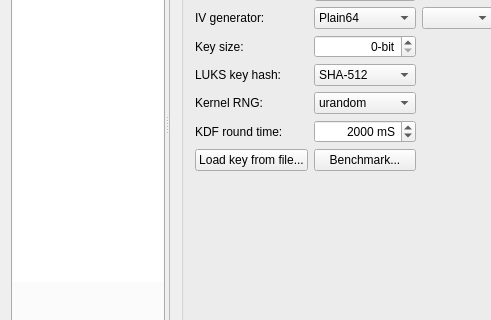
First picture: the form in meinstall.ui, repository gazelle-installer/gazelle-installer, before the edit; both pictures show x 0 to 491 and y 176 to 496 of the 800 by 600 pixel window.
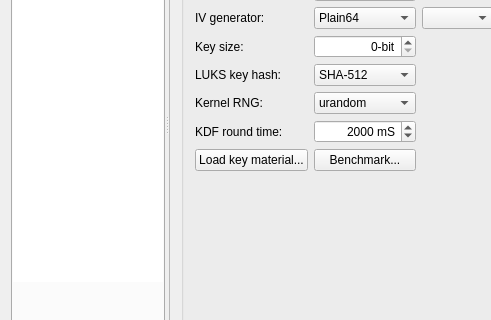
Second picture: the form after the edit. The open tabs and pages were chosen to show the change. Icons and pictures are not drawn. Custom widgets are drawn as their Qt base class.

Commit message: Clarify what buttonLoadKey does.

```diff
--- a/meinstall.ui
+++ b/meinstall.ui
@@ -1079,7 +1079,7 @@
               <item row="7" column="0" colspan="2">
                <widget class="QPushButton" name="buttonLoadKey">
                 <property name="text">
-                 <string>Load key from file...</string>
+                 <string>Load key material...</string>
                 </property>
                </widget>
               </item>
```
The commit also changes 1 other file.
